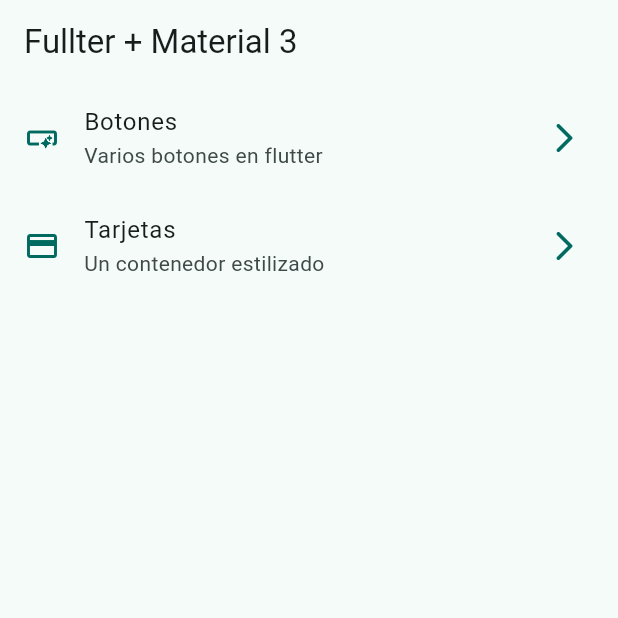
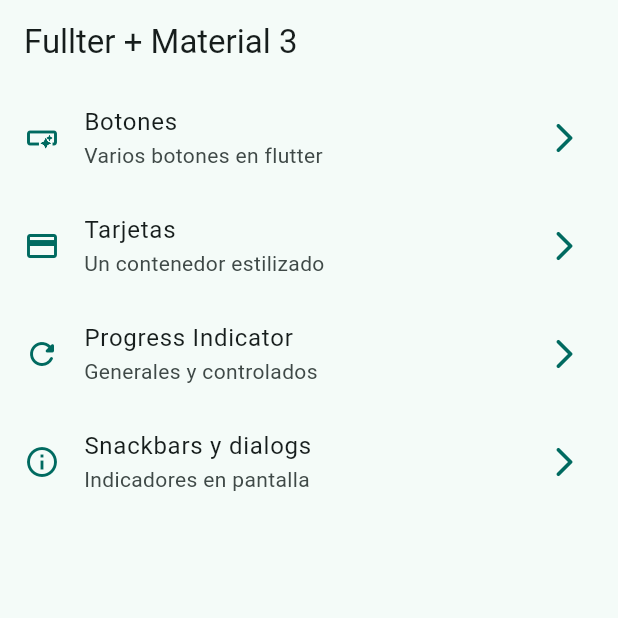
Before and after one commit to nicfuenzalidacontreras/flutter-movil, a Flutter app: the screen it shows after launch, on a phone screen of 412 x 824 dp, the top half of it. Run offline on Flutter 3.47's test engine with Material 2 defaults, Android fonts, the phone set to English and light mode, and no system bars; our stand-ins replace animate_do, dio, go_router, video_player.

Commit message:
widgets app parte cuatro

```diff
--- a/05_widgets_app/lib/config/menu/menu_items.dart
+++ b/05_widgets_app/lib/config/menu/menu_items.dart
@@ -23,5 +23,15 @@
       title: 'Tarjetas',
       subTitle: 'Un contenedor estilizado',
       link: '/cards',
-      icon: Icons.credit_card)
+      icon: Icons.credit_card),
+  MenuItems(
+      title: 'Progress Indicator',
+      subTitle: 'Generales y controlados',
+      link: '/progress',
+      icon: Icons.refresh_rounded),
+  MenuItems(
+      title: 'Snackbars y dialogs',
+      subTitle: 'Indicadores en pantalla',
+      link: '/snackbars',
+      icon: Icons.info_outline)
 ];
--- a/05_widgets_app/lib/config/router/app_router.dart
+++ b/05_widgets_app/lib/config/router/app_router.dart
@@ -19,5 +19,15 @@
       name: CardsScreen.name,
       builder: (context, state) => const CardsScreen(),
     ),
+    GoRoute(
+      path: '/progress',
+      name: ProgressScreen.name,
+      builder: (context, state) => const ProgressScreen(),
+    ),
+    GoRoute(
+      path: '/snackbars',
+      name: SnackBarScreen.name,
+      builder: (context, state) => const SnackBarScreen(),
+    ),
   ],
 );
--- a/05_widgets_app/lib/main.dart
+++ b/05_widgets_app/lib/main.dart
@@ -12,6 +12,7 @@
   @override
   Widget build(BuildContext context) {
     return MaterialApp.router(
+      title: 'Flutter Widgets',
       routerConfig: appRouter,
       debugShowCheckedModeBanner: false,
       theme: AppTheme(selectedColor: 1).getTheme(),
```
Also changed, not shown: 05_widgets_app/lib/presentation/screens/progress/progress_screen.dart (+62 -1 lines), 05_widgets_app/lib/presentation/screens/snackbar/snackbar_screen.dart (+60 -2 lines).
